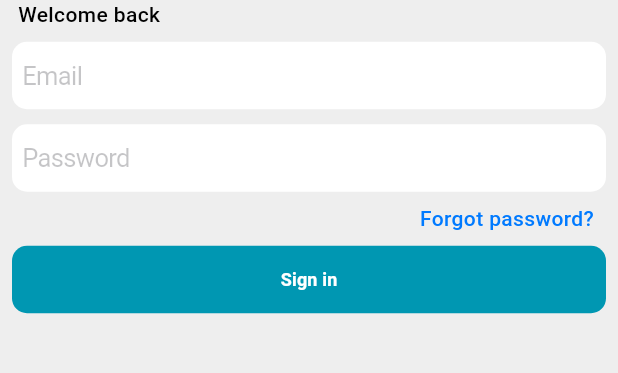
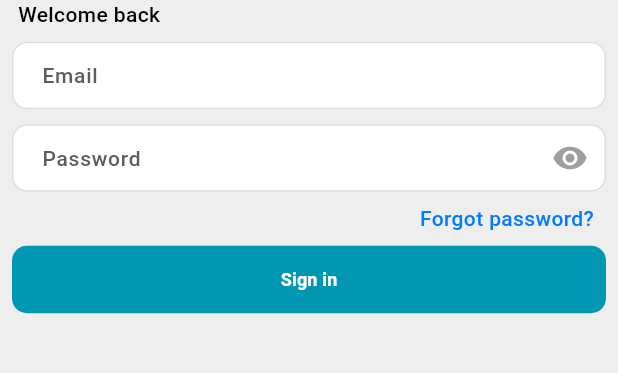
Before and after one commit to abdirahmanabdullahi/ciyebooks-ui, a Flutter app: the screen it shows after launch, on a phone screen of 412 x 824 dp, the part 568-941 px from its top. Run offline on Flutter 3.47's test engine with Material 3 defaults, Android fonts, the phone set to English and light mode, and no system bars; our stand-ins replace cloud_firestore, file_picker, firebase_auth, firebase_core, firebase_ui_firestore, gap and 1 more; accounts and stored records are empty; generated files the repository leaves out were written again; project files that could hold a hidden picture were left out.

Commit message:
modified the login

```diff
--- a/lib/features/auth/screens/login/login.dart
+++ b/lib/features/auth/screens/login/login.dart
@@ -34,19 +34,28 @@ class Login extends StatelessWidget {
                   children: [
                     SizedBox(
                       height: 45,
-                      child: CupertinoTextField(onChanged: (value)=>controller.updateSubmitButton(),autocorrect: false,enableSuggestions: false,
-                          decoration: BoxDecoration(color: AppColors.quinary, borderRadius: BorderRadius.circular(10)), placeholder: 'Email', controller: controller.email
+                      child: TextFormField(
+                        decoration: InputDecoration(contentPadding: EdgeInsets.symmetric(horizontal: 16), labelText: 'Email'),
+                        onChanged: (value) => controller.updateSubmitButton(), autocorrect: false, enableSuggestions: false,
                       ),
                     ),
                     Gap(10),
                     SizedBox(
                       height: 45,
-                      child: CupertinoTextField(onChanged: (value)=>controller.updateSubmitButton(),
-                        autocorrect: false,enableSuggestions: false,autofillHints: <String>[],
-                        decoration: BoxDecoration(color: AppColors.quinary, borderRadius: BorderRadius.circular(10)),
-                        obscureText: true,
-                        controller: controller.password,
-                        placeholder: 'Password',
+                      child: Obx(
+                            () => TextFormField(
+                          decoration: InputDecoration(suffixIcon: GestureDetector(onTap: ()=>controller.hidePassword.value=!controller.hidePassword.value,
+                              child: Icon(controller.hidePassword.value?Icons.visibility:Icons.visibility_off,color: Colors.grey,),
+                            ),
+
+                              contentPadding: EdgeInsets.symmetric(horizontal: 16),
+                              labelText: 'Password'),
+                          onChanged: (value) => controller.updateSubmitButton(),
+                          autocorrect: false, enableSuggestions: false,
+                          obscureText: controller.hidePassword.value,
+                          controller: controller.password,
+                          // placeholder: 'Password',
+                        ),
                       ),
                     ),
                     Padding(
@@ -64,12 +73,12 @@ class Login extends StatelessWidget {
                       width: double.maxFinite,
                       height: 45,
                       child: Obx(
-                        () => FloatingActionButton(disabledElevation: 0,
+                        () => FloatingActionButton(
+                          disabledElevation: 0,
                           elevation: 3,
-                          shape: RoundedRectangleBorder(
-                              borderRadius: BorderRadius.circular(10)),
+                          shape: RoundedRectangleBorder(borderRadius: BorderRadius.circular(10)),
                           backgroundColor: AppColors.prettyBlue,
-                          onPressed: (!controller.isButtonEnabled.value||controller.isLoading.value )? null : () => controller.checkInternetConnection(context),
+                          onPressed: (!controller.isButtonEnabled.value || controller.isLoading.value) ? null : () => controller.checkInternetConnection(context),
                           child: Text(
                             'Sign in',
                             style: TextStyle(fontWeight: FontWeight.bold, color: AppColors.quinary),
@@ -77,7 +86,6 @@ class Login extends StatelessWidget {
                         ),
                       ),
                     ),
-
                   ],
                 ),
               ),
```
